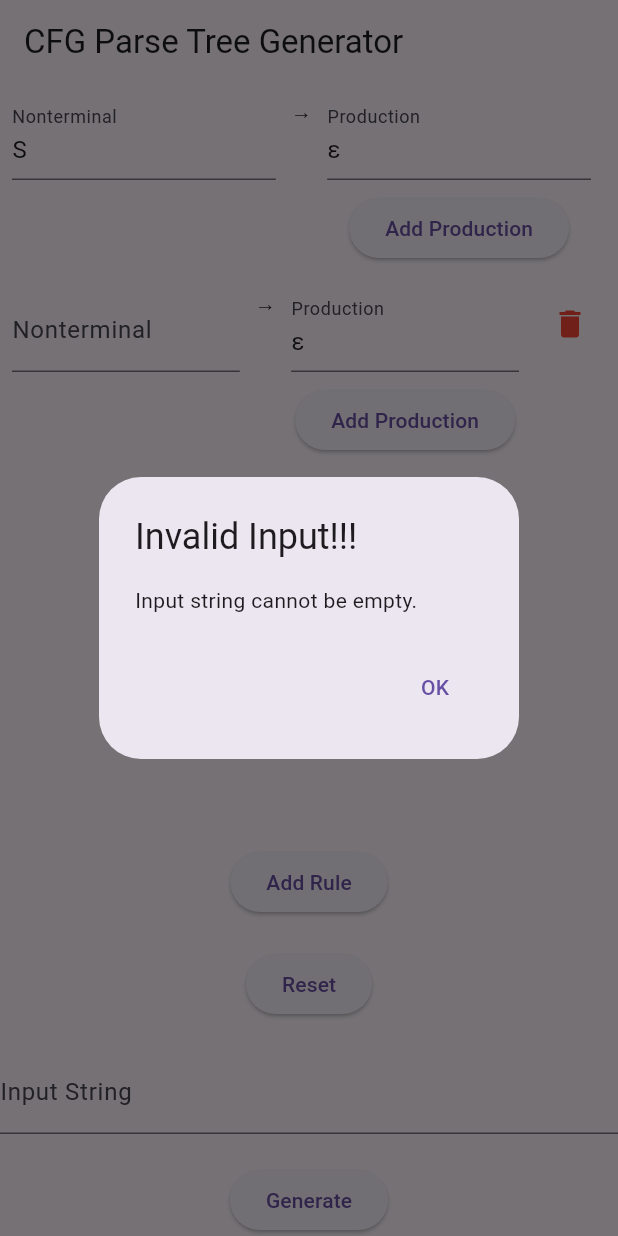
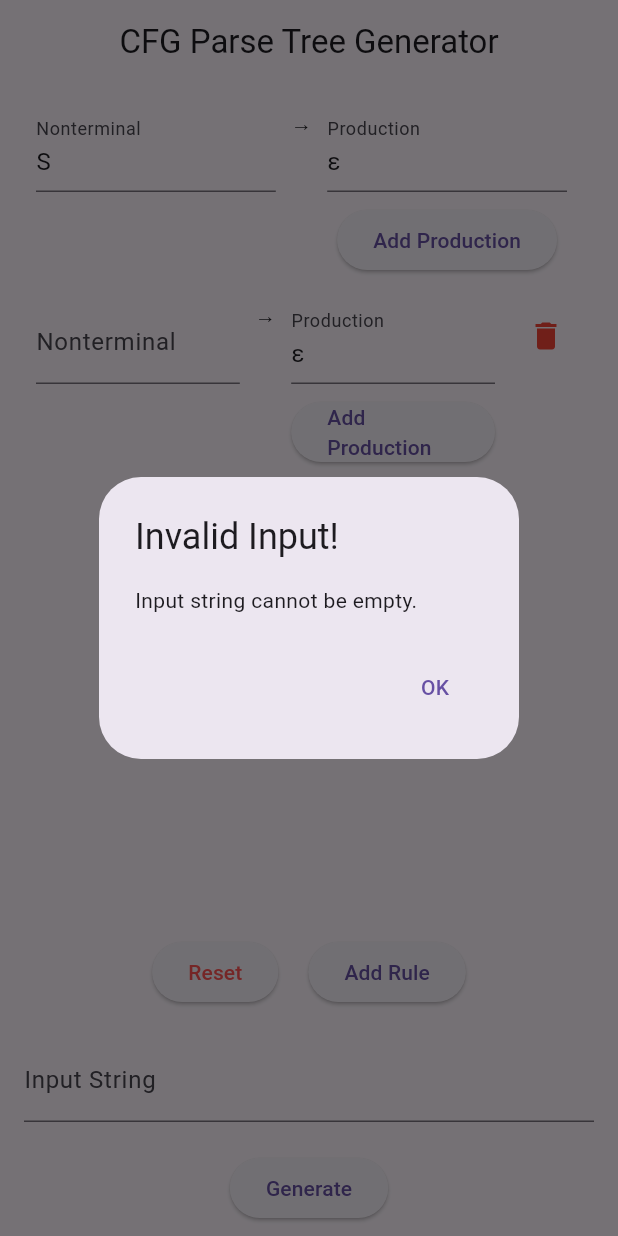
Before and after one commit to luizaki/cfg-parse-tree, a Flutter app: the screen it shows after launch, after a tap on "Add Rule", after a tap on "Generate", on a phone screen of 412 x 824 dp. Run offline on Flutter 3.47's test engine with Material 3 defaults, Android fonts, the phone set to English and light mode, and no system bars; missing offline and left inert: graphview.

Commit message:
SafeArea & Padding
Tweaked safe area and padding

```diff
--- a/lib/views/set_input.dart
+++ b/lib/views/set_input.dart
@@ -116,7 +116,7 @@ class SetInputState extends State<SetInput> {
 
     // immediately show alert if input string is empty
     if (inputString.isEmpty) {
-      showAlert(context, 'Invalid Input!!!', 'Input string cannot be empty.');
+      showAlert(context, 'Invalid Input!', 'Input string cannot be empty.');
       return;
     } else {
       // attempt to parse
@@ -133,7 +133,7 @@ class SetInputState extends State<SetInput> {
         );
       } else {
         // otherwise just show invalid and stay to the current screen
-        showAlert(context, 'Invalid Input!!!',
+        showAlert(context, 'Invalid Input!',
             'Input string is not valid in the given grammar.');
       }
     }
@@ -157,8 +157,12 @@ class SetInputState extends State<SetInput> {
     return Scaffold(
         appBar: AppBar(
           title: const Text('CFG Parse Tree Generator'),
+          centerTitle: true,
         ),
-        body: Column(children: [
+        body: SafeArea(
+          child: Padding(
+            padding: const EdgeInsets.symmetric(horizontal: 16, vertical: 8),
+            child: Column(children: [
               Expanded(
                 child: ListView.builder(
                   itemCount: rules.length,
@@ -178,15 +182,20 @@ class SetInputState extends State<SetInput> {
                   },
                 ),
               ),
-          const SizedBox(height: 20.0),
+              Row(
+                mainAxisAlignment: MainAxisAlignment.center,
+                children: [
+                  ElevatedButton(
+                    onPressed: resetRules,
+                    child: const Text('Reset',
+                    style: TextStyle(color: Colors.redAccent),),
+                  ),
+                  const SizedBox(width: 20.0),
                   ElevatedButton(
                     onPressed: addRule,
                     child: const Text('Add Rule'),
                   ),
-          const SizedBox(height: 20.0),
-          ElevatedButton(
-            onPressed: resetRules,
-            child: const Text('Reset'),
+                ],
               ),
               const SizedBox(height: 20.0),
               TextField(
@@ -201,7 +210,9 @@ class SetInputState extends State<SetInput> {
                 onPressed: generateTree,
                 child: const Text('Generate'),
               ),
-        ]));
+            ]),
+          ),
+        ));
   }
 }
 
```
Lines whose indentation alone changed are shown as unchanged.
